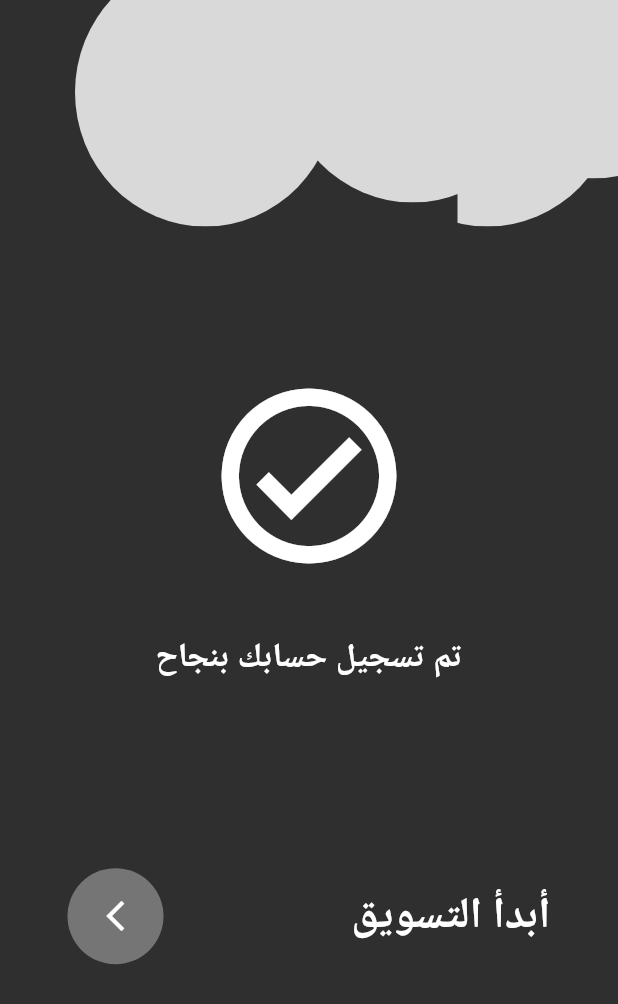
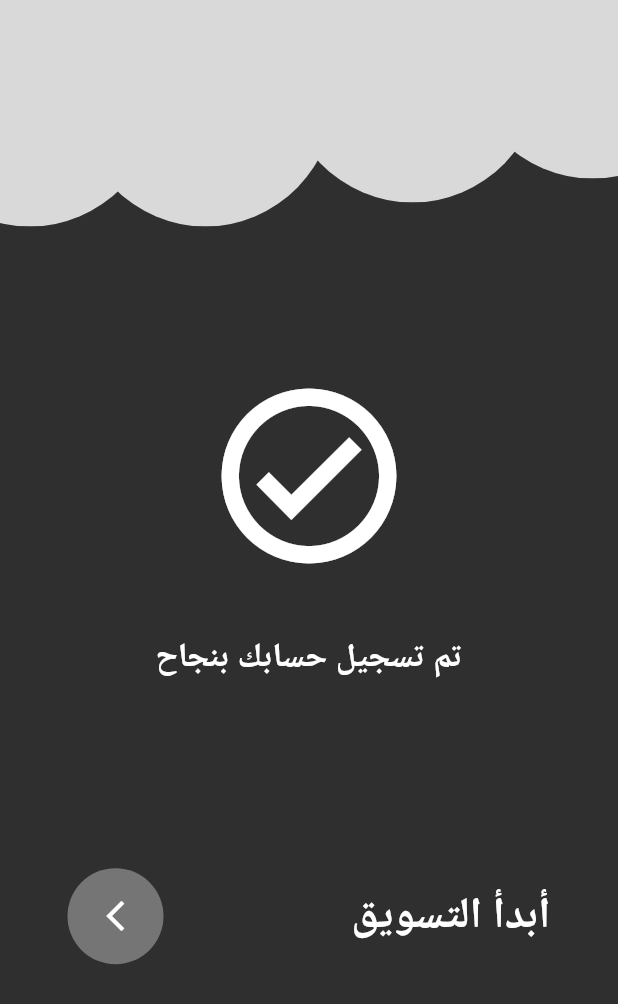
Before and after one commit to mohammedhedaya/-Sar-aat-Al-Tasweeq, a Flutter app: the SuccessSignUpView screen opened by its route, on a phone screen of 412 x 824 dp. Shown: the top 1004 px of the screen. Run offline on Flutter 3.47's test engine with Material 3 defaults, Android fonts, the phone set to English and light mode, and no system bars; our stand-ins replace carousel_slider, device_preview, flutter_bloc, flutter_screenutil, flutter_svg, go_router and 3 more; accounts and stored records are empty.

Commit message:
Fix Success Sign Up View ISSUE

```diff
--- a/lib/features/auth/presentation/views/signup/success_sign_up_view.dart
+++ b/lib/features/auth/presentation/views/signup/success_sign_up_view.dart
@@ -13,8 +13,12 @@ class SuccessSignUpView extends StatelessWidget {
     return Scaffold(
       body: Stack(
         children: [
-          SvgPicture.asset(
-            Assets.imagesSuccesscircle1,
+          Positioned(
+            top: 0,
+            right: 0,
+            child: SvgPicture.asset(
+              Assets.imagesSuccesscircle4,
+            ),
           ),
           Positioned(
             top: 0,
@@ -34,9 +38,9 @@ class SuccessSignUpView extends StatelessWidget {
           ),
           Positioned(
             top: 0,
-            right: 0,
+            left: 0,
             child: SvgPicture.asset(
-              Assets.imagesSuccesscircle4,
+              Assets.imagesSuccesscircle1,
               fit: BoxFit.fill,
             ),
           ),
```
